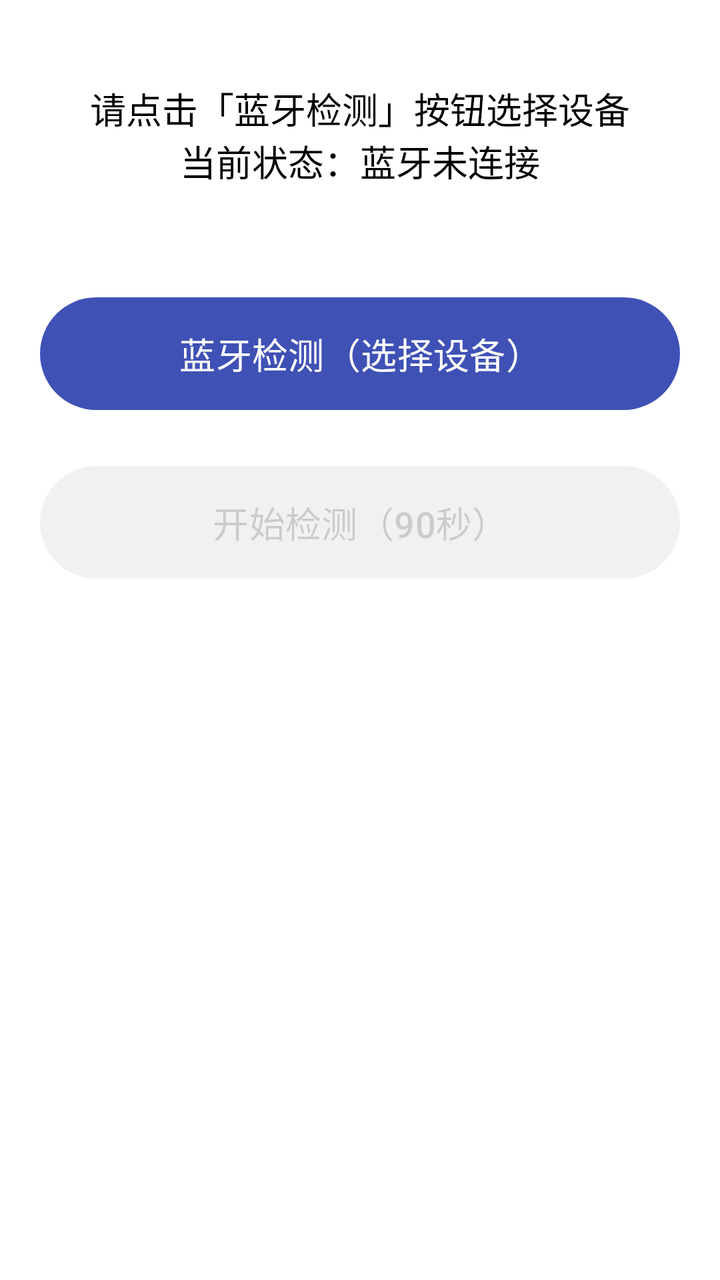
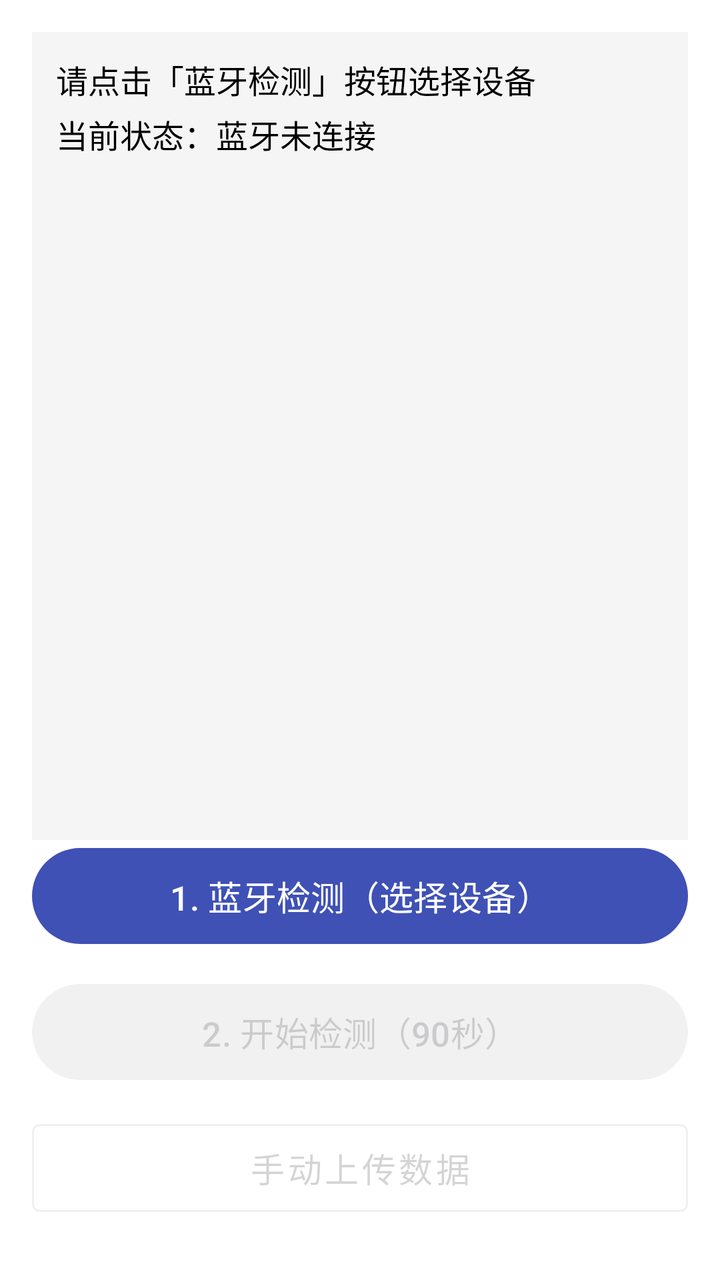

The first picture is an Android layout as it rendered before a commit; the second is the same layout after the commit. The layout source and the unified diff follow.
<!-- AndroidManifest.xml: application theme Theme.MyApplication -->
<!-- res/layout/activity_main.xml -->
<?xml version="1.0" encoding="utf-8"?>
<LinearLayout xmlns:android="http://schemas.android.com/apk/res/android"
    xmlns:app="http://schemas.android.com/apk/res-auto"
    android:layout_width="match_parent"
    android:layout_height="match_parent"
    android:orientation="vertical"
    android:padding="20dp"
    android:gravity="center_horizontal"
    android:background="@color/white">

    <androidx.camera.view.PreviewView
        android:id="@+id/preview_view"
        android:layout_width="match_parent"
        android:layout_height="0dp"
        android:layout_weight="1"
        android:layout_marginBottom="20dp"
        android:visibility="gone"
        android:background="@color/black"
        app:scaleType="fillCenter" />

    <TextView
        android:id="@+id/tv_status"
        android:layout_width="match_parent"
        android:layout_height="wrap_content"
        android:text="请点击「蓝牙检测」按钮选择设备\n当前状态：蓝牙未连接"
        android:textSize="18sp"
        android:textColor="@color/black"
        android:gravity="center"
        android:minLines="4"
        android:layout_marginBottom="30dp" />

    <com.google.android.material.button.MaterialButton
        android:id="@+id/btn_bluetooth_detect"
        android:layout_width="match_parent"
        android:layout_height="wrap_content"
        android:text="蓝牙检测（选择设备）"
        android:textSize="18sp"
        android:padding="15dp"
        android:layout_marginBottom="20dp" />

    <com.google.android.material.button.MaterialButton
        android:id="@+id/btn_start_detection"
        android:layout_width="match_parent"
        android:layout_height="wrap_content"
        android:text="开始检测（90秒）"
        android:textSize="18sp"
        android:padding="15dp"
        android:enabled="false"
        android:alpha="0.5" />

</LinearLayout>
<!-- resources referenced by this layout -->
<resources>
  <color name="black">#000000</color>
  <color name="white">#FFFFFF</color>
  <style name="Theme.MyApplication" parent="Base.Theme.MyApplication" />
  <style name="Base.Theme.MyApplication" parent="Theme.Material3.DayNight.NoActionBar">
          
          <item name="colorPrimary">@color/colorPrimary</item>         
          <item name="colorPrimaryContainer">@color/colorPrimaryContainer</item> 
          <item name="colorSecondary">@color/colorAccent</item>       
          <item name="colorSecondaryContainer">@color/colorAccentContainer</item> 
          <item name="colorOnPrimary">@color/white</item>             
          <item name="colorOnSecondary">@color/white</item>           
  
          
          <item name="materialButtonStyle">@style/Widget.Material3.Button</item>
      </style>
  <color name="colorPrimary">#3F51B5</color>
  <color name="colorPrimaryContainer">#C5CAE9</color>
  <color name="colorAccent">#FF4081</color>
  <color name="colorAccentContainer">#FFCCE5</color>
</resources>

<!-- the commit's change to res/layout/activity_main.xml (unified diff, before → after) -->
@@ -4,48 +4,98 @@
     android:layout_width="match_parent"
     android:layout_height="match_parent"
     android:orientation="vertical"
-    android:padding="20dp"
-    android:gravity="center_horizontal"
+    android:padding="16dp"
     android:background="@color/white">
 
+    
     <androidx.camera.view.PreviewView
         android:id="@+id/preview_view"
         android:layout_width="match_parent"
         android:layout_height="0dp"
         android:layout_weight="1"
-        android:layout_marginBottom="20dp"
+        android:layout_marginBottom="16dp"
         android:visibility="gone"
-        android:background="@color/black"
+        android:background="@android:color/black"
         app:scaleType="fillCenter" />
 
-    <TextView
-        android:id="@+id/tv_status"
+    
+    <ScrollView
         android:layout_width="match_parent"
         android:layout_height="wrap_content"
-        android:text="请点击「蓝牙检测」按钮选择设备\n当前状态：蓝牙未连接"
-        android:textSize="18sp"
-        android:textColor="@color/black"
-        android:gravity="center"
-        android:minLines="4"
-        android:layout_marginBottom="30dp" />
+        android:layout_weight="1"
+        android:fillViewport="true">
 
-    <com.google.android.material.button.MaterialButton
-        android:id="@+id/btn_bluetooth_detect"
+        <TextView
+            android:id="@+id/tv_status"
+            android:layout_width="match_parent"
+            android:layout_height="wrap_content"
+            android:text="请点击「蓝牙检测」按钮选择设备\n当前状态：蓝牙未连接"
+            android:textSize="16sp"
+            android:textColor="@android:color/black"
+            android:lineSpacingExtra="4dp"
+            android:padding="12dp"
+            android:background="#F5F5F5"
+            android:layout_marginBottom="16dp" />
+    </ScrollView>
+
+    
+    <LinearLayout
         android:layout_width="match_parent"
         android:layout_height="wrap_content"
-        android:text="蓝牙检测（选择设备）"
-        android:textSize="18sp"
-        android:padding="15dp"
-        android:layout_marginBottom="20dp" />
+        android:orientation="vertical">
 
-    <com.google.android.material.button.MaterialButton
-        android:id="@+id/btn_start_detection"
-        android:layout_width="match_parent"
-        android:layout_height="wrap_content"
-        android:text="开始检测（90秒）"
-        android:textSize="18sp"
-        android:padding="15dp"
-        android:enabled="false"
-        android:alpha="0.5" />
+        
+        <com.google.android.material.button.MaterialButton
+            android:id="@+id/btn_bluetooth_detect"
+            android:layout_width="match_parent"
+            android:layout_height="56dp"
+            android:text="1. 蓝牙检测（选择设备）"
+            android:textSize="17sp"
+            android:layout_marginBottom="12dp" />
+
+        
+        <com.google.android.material.button.MaterialButton
+            android:id="@+id/btn_start_detection"
+            android:layout_width="match_parent"
+            android:layout_height="56dp"
+            android:text="2. 开始检测（90秒）"
+            android:textSize="17sp"
+            android:enabled="false"
+            android:alpha="0.5"
+            android:layout_marginBottom="12dp" />
+
+        
+        <com.google.android.material.button.MaterialButton
+            android:id="@+id/btn_manual_upload"
+            android:layout_width="match_parent"
+            android:layout_height="56dp"
+            android:text="手动上传数据"
+            android:textSize="17sp"
+            android:enabled="false"
+            android:alpha="0.5"
+            style="@style/Widget.MaterialComponents.Button.OutlinedButton"
+            android:layout_marginBottom="12dp" />
+
+        
+        <ProgressBar
+            android:id="@+id/progress_upload"
+            style="?android:attr/progressBarStyleHorizontal"
+            android:layout_width="match_parent"
+            android:layout_height="8dp"
+            android:max="100"
+            android:progress="0"
+            android:visibility="gone"
+            android:layout_marginTop="8dp" />
+
+        
+        <TextView
+            android:id="@+id/tv_upload_progress"
+            android:layout_width="match_parent"
+            android:layout_height="wrap_content"
+            android:text=""
+            android:textSize="14sp"
+            android:gravity="center"
+            android:visibility="gone" />
+    </LinearLayout>
 
 </LinearLayout>
<!-- resource entries referenced after the edit -->
@@ -1,6 +1,5 @@
 <!-- resources referenced by this layout -->
 <resources>
-  <color name="black">#000000</color>
   <color name="white">#FFFFFF</color>
   <style name="Theme.MyApplication" parent="Base.Theme.MyApplication" />
   <style name="Base.Theme.MyApplication" parent="Theme.Material3.DayNight.NoActionBar">
